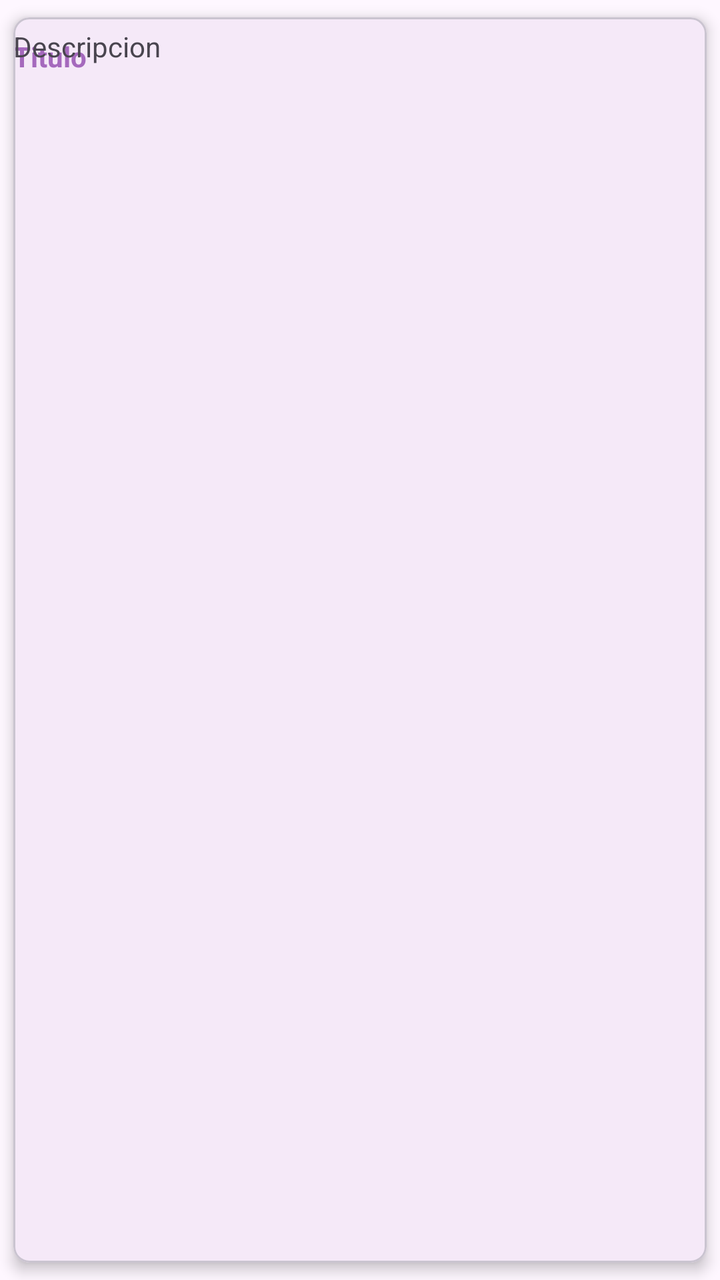
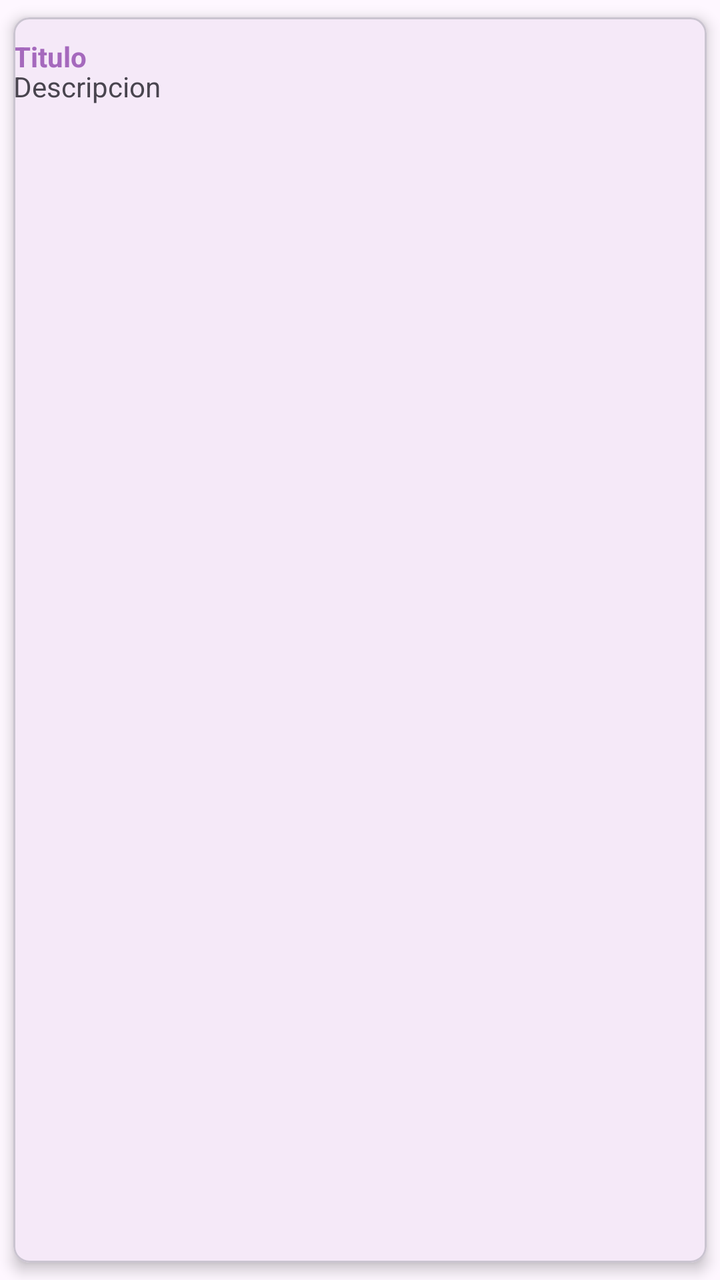

Two renders of the same Android screen: before a commit and after it. Below are the layout's source before the change and the commit's diff.
<!-- AndroidManifest.xml: application theme Theme.Notas_appSQLite -->
<!-- res/layout/item_nota.xml -->
<?xml version="1.0" encoding="utf-8"?>
<com.google.android.material.card.MaterialCardView xmlns:android="http://schemas.android.com/apk/res/android"
    android:layout_width="match_parent"
    android:layout_height="match_parent"
    xmlns:app="http://schemas.android.com/apk/res-auto"
    app:cardCornerRadius="8dp"
    app:cardElevation="4dp"
    app:cardUseCompatPadding="true">

    <androidx.appcompat.widget.LinearLayoutCompat
        android:layout_width="match_parent"
        android:layout_height="wrap_content"
        android:orientation="vertical"
        android:padding="15dp"/>

    <RelativeLayout
        android:layout_width="match_parent"
        android:layout_height="wrap_content"
        android:orientation= "horizontal"
        android:layout_marginTop="10dp">

        <TextView
            android:id="@+id/item_titulo"
            android:text="@string/item_titulo"
            android:textColor="@color/morado"
            android:textStyle="bold"
            android:layout_width="wrap_content"
            android:layout_height="wrap_content"/>
    </RelativeLayout>

    <TextView
        android:id="@+id/item_descripcion"
        android:layout_width="wrap_content"
        android:layout_height="wrap_content"
        android:layout_marginTop="5dp"
        android:maxLines="3"
        android:text="@string/item_descripcion" />


</com.google.android.material.card.MaterialCardView>
<!-- resources referenced by this layout -->
<resources>
  <color name="morado">#A569BD</color>
  <string name="item_descripcion">Descripcion</string>
  <string name="item_titulo">Titulo</string>
  <style name="Theme.Notas_appSQLite" parent="Base.Theme.Notas_appSQLite" />
  <style name="Base.Theme.Notas_appSQLite" parent="Theme.Material3.DayNight.NoActionBar">
          
          <item name="colorPrimary">@color/morado</item>
          <item name="colorPrimaryVariant">@color/morado</item>
          <item name="android:statusBarColor">@color/morado</item>
      </style>
</resources>

<!-- the commit's change to res/layout/item_nota.xml (unified diff, before → after) -->
@@ -1,7 +1,8 @@
 <?xml version="1.0" encoding="utf-8"?>
-<com.google.android.material.card.MaterialCardView xmlns:android="http://schemas.android.com/apk/res/android"
+<com.google.android.material.card.MaterialCardView
+    xmlns:android="http://schemas.android.com/apk/res/android"
     android:layout_width="match_parent"
-    android:layout_height="match_parent"
+    android:layout_height="wrap_content"
     xmlns:app="http://schemas.android.com/apk/res-auto"
     app:cardCornerRadius="8dp"
     app:cardElevation="4dp"
@@ -11,7 +12,7 @@
         android:layout_width="match_parent"
         android:layout_height="wrap_content"
         android:orientation="vertical"
-        android:padding="15dp"/>
+        android:padding="30dp"/>
 
     <RelativeLayout
         android:layout_width="match_parent"
@@ -32,7 +33,7 @@
         android:id="@+id/item_descripcion"
         android:layout_width="wrap_content"
         android:layout_height="wrap_content"
-        android:layout_marginTop="5dp"
+        android:layout_marginTop="25dp"
         android:maxLines="3"
         android:text="@string/item_descripcion" />
 
